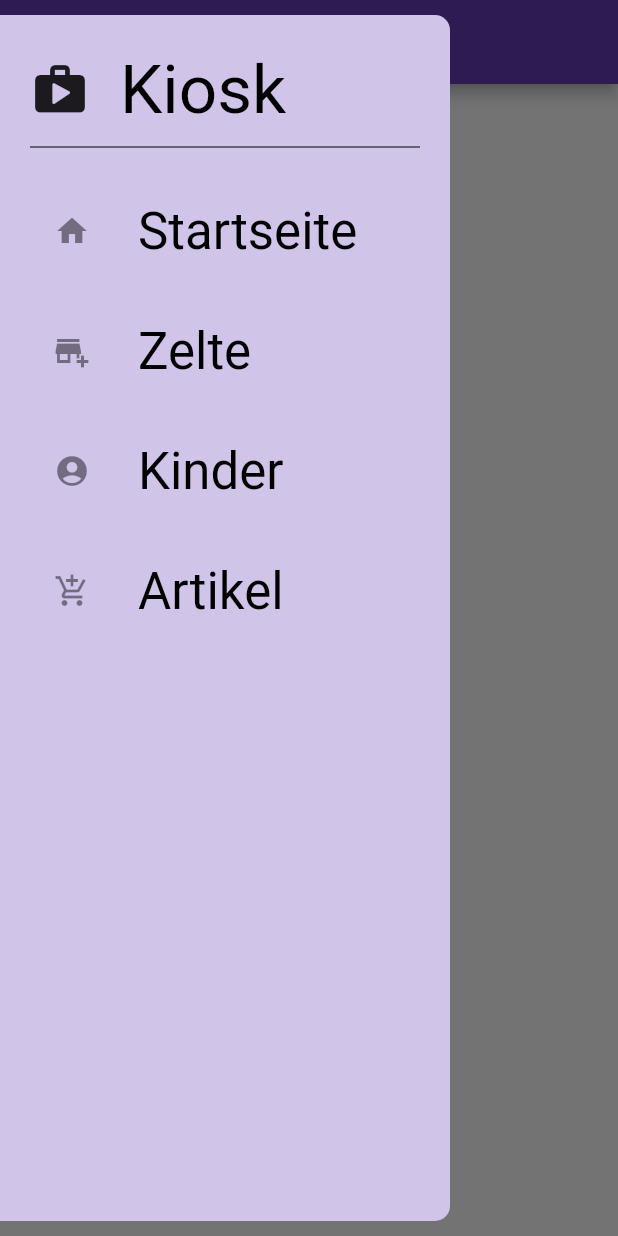
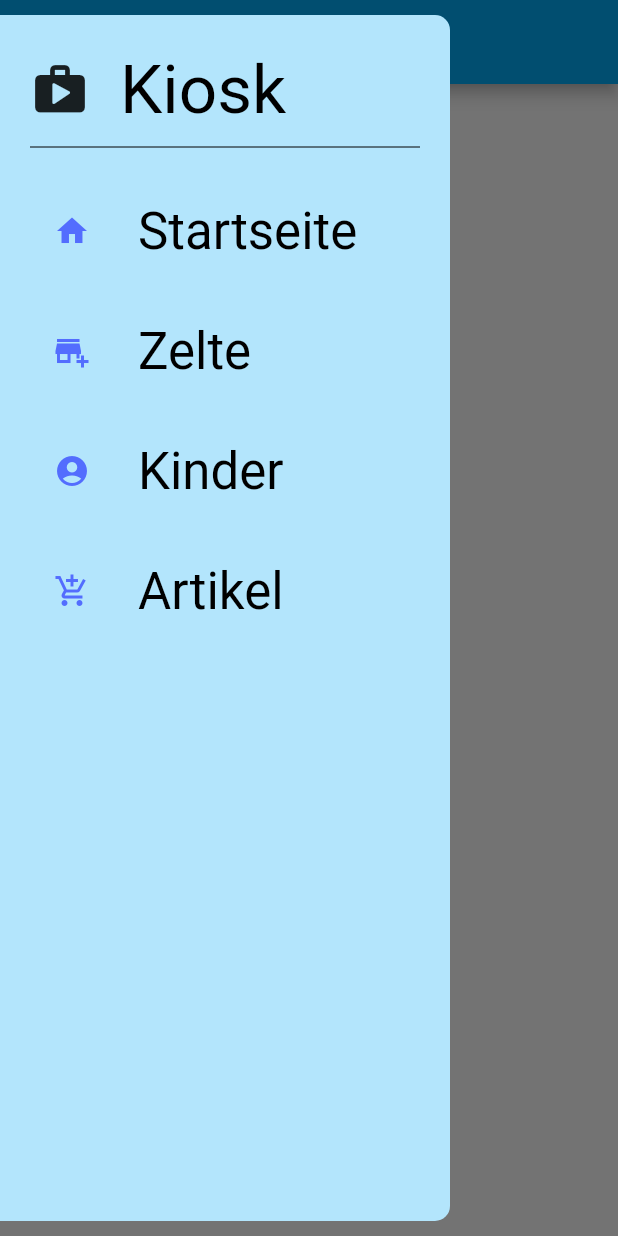
Before and after one commit to Filip-Boron/Kiosk, a Flutter app: the screen it shows after launch, with the side drawer open, on a phone screen of 412 x 824 dp. Run offline on Flutter 3.47's test engine with Material 2 defaults, Android fonts, the phone set to English and light mode, and no system bars.

Commit message:
Farben Anpassung

```diff
--- a/lib/constants/app_constants.dart
+++ b/lib/constants/app_constants.dart
@@ -5,10 +5,10 @@ const double paddingStandard = 20;
 const double marginStandard = 20;
 
 //Light Theme
-const Color lightPrimary = Color(0xff673AB7);
-const Color lightPrimaryLight = Color(0xffD1C4E9);
-const Color lightPrimaryDark = Color(0xff512DA8);
-const Color lightAsscentColor = Color(0xffFF9800);
+const Color lightPrimary = Color(0xff03A9F4);
+const Color lightPrimaryLight = Color(0xffB3E5FC);
+const Color lightPrimaryDark = Color(0xff0288D1);
+const Color lightAsscentColor = Color(0xff536DFE);
 
 final TextTheme lightTextTheme = ThemeData.light().textTheme.copyWith(
       headline3:
--- a/lib/modules/drawer/custom_list_tile.dart
+++ b/lib/modules/drawer/custom_list_tile.dart
@@ -18,7 +18,10 @@ class CustomListTitle extends StatelessWidget {
       width: 300,
       height: 80,
       child: ListTile(
-        leading: Icon(icon),
+        leading: Icon(
+          icon,
+          color: Theme.of(context).colorScheme.secondary,
+        ),
         title: Text(
           title,
           style: Theme.of(context).textTheme.headline4,
```
